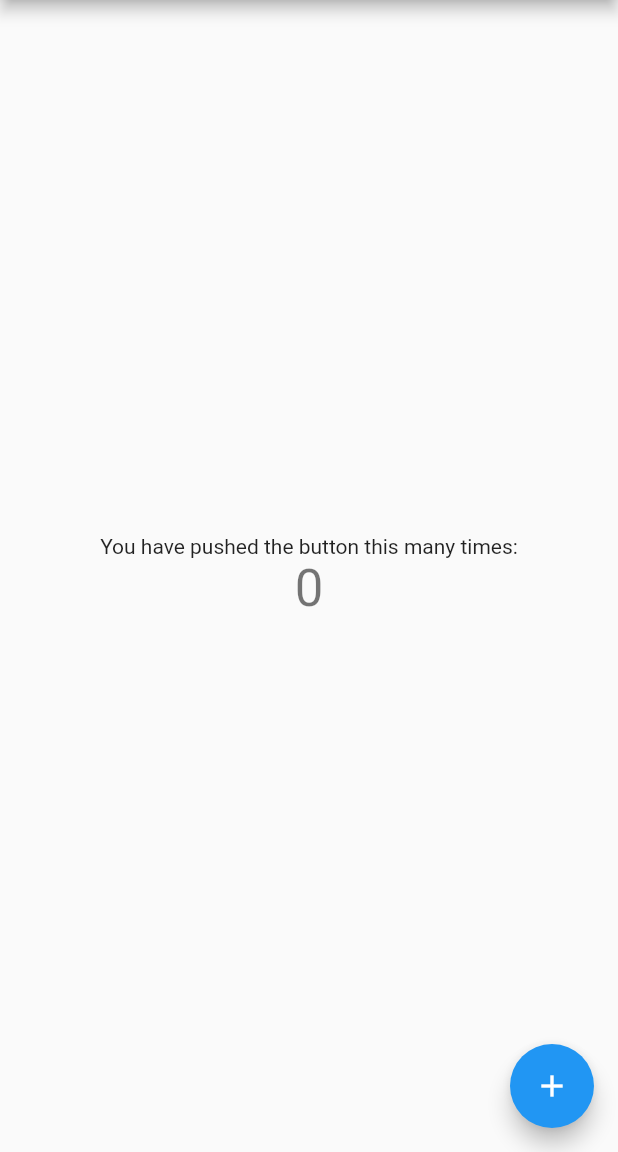
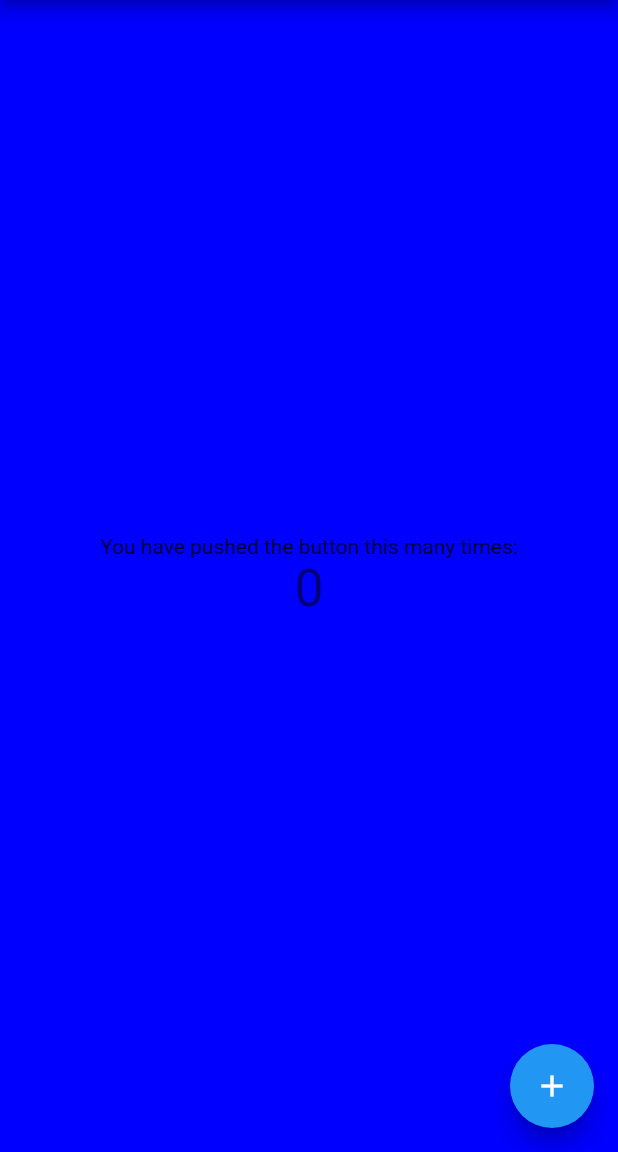
Before and after one commit to oMatheusCaetano/template, a Flutter app: the screen it shows after launch, on a phone screen of 412 x 824 dp, the part 84-1236 px from its top. Run offline on Flutter 3.47's test engine with Material 2 defaults, Android fonts, the phone set to English and light mode, and no system bars.

Commit message:
Colored Configuration

```diff
--- /dev/null
+++ b/lib/core/domain/helpers/colored.dart
@@ -0,0 +1,48 @@
+import 'package:flutter/material.dart';
+
+class Colored extends Color {
+  Colored(dynamic value) : super(_handle(value));
+
+  factory Colored.darken(dynamic value, [double amount = .1]) =>
+      _handleLightness(value, amount, '-');
+
+  factory Colored.lighten(dynamic value, [double amount = .1]) =>
+    _handleLightness(value, amount, '+');
+
+  static scheme(BuildContext context) => Theme.of(context).colorScheme;
+
+  static backgroundColor(BuildContext context) => Theme.of(context).backgroundColor;
+
+  static schemePrimary(BuildContext context) => Theme.of(context).colorScheme.primary;
+
+  static String toHex(Color color) {
+    return '#'
+        '${color.alpha.toRadixString(16).padLeft(2, '0')}'
+        '${color.red.toRadixString(16).padLeft(2, '0')}'
+        '${color.green.toRadixString(16).padLeft(2, '0')}'
+        '${color.blue.toRadixString(16).padLeft(2, '0')}';
+  }
+
+  static int _handle(dynamic value) {
+    if (value is Color) return value.value;
+
+    if (value is int) return value;
+
+    if (value is String) {
+      value = value.toUpperCase().replaceAll('#', '');
+      if (value.length == 6) value = 'FF' + value;
+      return int.parse(value, radix: 16);
+    }
+
+    throw ArgumentError('Value must be a string or integer.');
+  }
+
+  static _handleLightness(dynamic value, double amount, String operator) {
+    assert(amount >= 0 && amount <= 1);
+    final hsl = HSLColor.fromColor(Colored(value));
+    final calc =
+        operator == '+' ? (hsl.lightness + amount) : (hsl.lightness - amount);
+    final hslLight = hsl.withLightness((calc).clamp(0.0, 1.0));
+    return Colored(hslLight.toColor());
+  }
+}
--- a/lib/main.dart
+++ b/lib/main.dart
@@ -1,4 +1,5 @@
 import 'package:flutter/material.dart';
+import 'package:template/core/domain/helpers/colored.dart';
 
 void main() {
   runApp(const MyApp());
@@ -23,6 +24,7 @@ class MyApp extends StatelessWidget {
         // Notice that the counter didn't reset back to zero; the application
         // is not restarted.
         primarySwatch: Colors.blue,
+        scaffoldBackgroundColor: Colored('0000FF'),
       ),
       home: const MyHomePage(title: 'Flutter Demo Home Page'),
     );
```
Also changed, not shown: analysis_options.yaml (+2 -22 lines), pubspec.yaml (+1 -74 lines).
